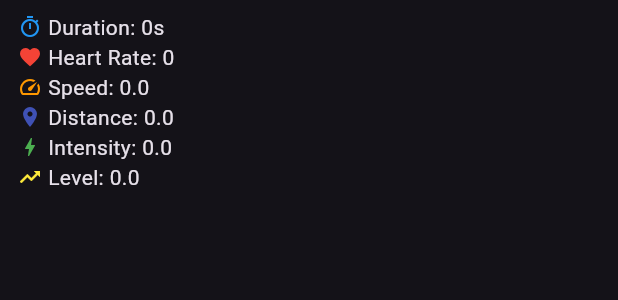
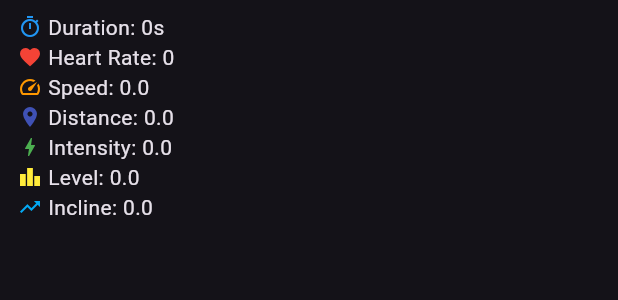
Before and after one commit to ZnZq/my_workout, a Flutter app: the CardioGoalTile widget shown alone on an empty page, opened directly with empty values, on a phone screen of 412 x 824 dp. Shown: the top 300 px of the screen. Run offline on Flutter 3.47's test engine with Material 3 defaults, Android fonts, the phone set to English and light mode, and no system bars; our stand-ins replace equatable, numberpicker, stop_watch_timer, timelines, vibration; missing offline and left inert: duration_picker, flutter_timer_countdown.

Commit message:
add incline

```diff
--- a/lib/data.dart
+++ b/lib/data.dart
@@ -57,8 +57,15 @@ class _Stat {
   );
   StatRangeData level = StatRangeData(
     name: 'Level',
+    icon: Icons.leaderboard,
+    color: Colors.yellow,
+    minValue: 0,
+    maxValue: 999,
+  );
+  StatRangeData incline = StatRangeData(
+    name: 'Incline',
     icon: Icons.trending_up,
-    color: Colors.yellow,
+    color: Colors.lightBlue,
     minValue: 0,
     maxValue: 999,
   );
--- a/lib/dialogs/goal/goal_cardio_dialog.dart
+++ b/lib/dialogs/goal/goal_cardio_dialog.dart
@@ -22,6 +22,7 @@ class _GoalCardioDialogState extends State<GoalCardioDialog>
   double distance = 0;
   double intensity = 0;
   double level = 0;
+  double incline = 0;
 
   @override
   void initState() {
@@ -31,6 +32,7 @@ class _GoalCardioDialogState extends State<GoalCardioDialog>
     distance = widget.goal.distance ?? ui.stat.distance.minValue + 0.0;
     intensity = widget.goal.intensity ?? ui.stat.intensity.minValue + 0.0;
     level = widget.goal.level ?? ui.stat.level.minValue + 0.0;
+    incline = widget.goal.incline ?? ui.stat.incline.minValue + 0.0;
 
     super.initState();
   }
@@ -46,7 +48,7 @@ class _GoalCardioDialogState extends State<GoalCardioDialog>
           shrinkWrap: true,
           crossAxisCount: 2,
           physics: NeverScrollableScrollPhysics(),
-          childAspectRatio: 1 / 1,
+          childAspectRatio: 1.25 / 1,
           children: [
             Opacity(
               opacity: duration != Duration.zero ? 1 : 0.5,
@@ -119,6 +121,18 @@ class _GoalCardioDialogState extends State<GoalCardioDialog>
                 maxValue: ui.stat.level.maxValue,
               ),
             ),
+            Opacity(
+              opacity: incline != ui.stat.incline.minValue + 0.0 ? 1 : 0.5,
+              child: NumStatTile<double>(
+                icon: ui.stat.incline.icon,
+                iconColor: ui.stat.incline.color,
+                title: ui.stat.incline.name,
+                value: incline,
+                onChanged: (value) => setState(() => incline = value),
+                minValue: ui.stat.incline.minValue,
+                maxValue: ui.stat.incline.maxValue,
+              ),
+            ),
           ],
         ),
       ),
@@ -153,6 +167,8 @@ class _GoalCardioDialogState extends State<GoalCardioDialog>
         : null;
     final level =
         this.level != ui.stat.level.minValue + 0.0 ? this.level : null;
+    final incline =
+        this.incline != ui.stat.incline.minValue + 0.0 ? this.incline : null;
 
     return CardioGoal(
       id: widget.goal.id,
@@ -162,6 +178,7 @@ class _GoalCardioDialogState extends State<GoalCardioDialog>
       distance: distance,
       intensity: intensity,
       level: level,
+      incline: incline,
     );
   }
 }
--- a/lib/models/goal.dart
+++ b/lib/models/goal.dart
@@ -137,6 +137,7 @@ class CardioGoal extends Goal {
   double? distance;
   double? intensity;
   double? level;
+  double? incline;
 
   CardioGoal({
     this.duration,
@@ -145,6 +146,7 @@ class CardioGoal extends Goal {
     this.distance,
     this.intensity,
     this.level,
+    this.incline,
     String? id,
   }) : super(id);
 
@@ -159,6 +161,7 @@ class CardioGoal extends Goal {
     distance = json['distance'] as double?;
     intensity = json['intensity'] as double?;
     level = json['level'] as double?;
+    incline = json.getOrDefault('incline', null) as double?;
   }
 
   actualizeFrom(CardioGoal goal, {bool copyValues = false}) {
@@ -180,6 +183,9 @@ class CardioGoal extends Goal {
     if (goal.level != null && level == null) {
       level = copyValues ? goal.level : 0;
     }
+    if (goal.incline != null && incline == null) {
+      incline = copyValues ? goal.incline : 0;
+    }
 
     if (goal.duration == null && duration != null) {
       duration = null;
@@ -199,6 +205,9 @@ class CardioGoal extends Goal {
     if (goal.level == null && level != null) {
       level = null;
     }
+    if (goal.incline == null && incline != null) {
+      incline = null;
+    }
   }
 
   @override
@@ -212,6 +221,7 @@ class CardioGoal extends Goal {
       'distance': distance,
       'intensity': intensity,
       'level': level,
+      'incline': incline,
     };
   }
 
@@ -225,6 +235,7 @@ class CardioGoal extends Goal {
       distance: distance,
       intensity: intensity,
       level: level,
+      incline: incline,
     );
   }
 
@@ -246,6 +257,9 @@ class CardioGoal extends Goal {
     }
     if (level != null) {
       level = 0;
+    }
+    if (incline != null) {
+      incline = 0;
     }
   }
 
@@ -276,10 +290,14 @@ class CardioGoal extends Goal {
       parts.add('Level: ${level!.toStringAsFixed(1)}');
     }
 
+    if (incline != null) {
+      parts.add('Incline: ${incline!.toStringAsFixed(1)}');
+    }
+
     return parts.join(', ');
   }
 
   @override
   List<Object?> get props =>
-      [id, duration, heartRate, speed, distance, intensity, level];
+      [id, duration, heartRate, speed, distance, intensity, level, incline];
 }
--- a/lib/pages/activity/activity_page.dart
+++ b/lib/pages/activity/activity_page.dart
@@ -341,6 +341,20 @@ class _ActivityPageState extends State<ActivityPage>
                 onChanged: (value) => setState(() => goal.actual.level = value),
               ),
             ],
+            if (goal.actual.incline != null) ...[
+              NumStatTile<double>(
+                icon: ui.stat.incline.icon,
+                iconColor: ui.stat.incline.color,
+                title: ui.stat.incline.name,
+                value: actual.incline!,
+                minValue: ui.stat.incline.minValue,
+                maxValue: ui.stat.incline.maxValue,
+                valueFormatter: (value) =>
+                    '${value.toStringAsFixed(1)} / ${goal.goal.incline!.toStringAsFixed(1)}',
+                onChanged: (value) =>
+                    setState(() => goal.actual.incline = value),
+              ),
+            ],
           ];
 
     return SingleChildScrollView(
@@ -368,6 +382,7 @@ class _ActivityPageState extends State<ActivityPage>
                     goal.actual.distance = goal.goal.distance;
                     goal.actual.intensity = goal.goal.intensity;
                     goal.actual.level = goal.goal.level;
+                    goal.actual.incline = goal.goal.incline;
                     initCardioStopWatchTimer(goal);
                   });
                 },
@@ -1082,6 +1097,13 @@ class _ActivityPageState extends State<ActivityPage>
             iconColor: ui.stat.level.color,
             endGap: 8,
           ),
+        if (goal.actual.incline != null)
+          IconText(
+            text: '${ui.stat.incline.name}: ${goal.actual.incline}',
+            icon: ui.stat.incline.icon,
+            iconColor: ui.stat.incline.color,
+            endGap: 8,
+          ),
       ],
     );
   }
--- a/lib/widgets/cardio_goal_progress_stats.dart
+++ b/lib/widgets/cardio_goal_progress_stats.dart
@@ -70,6 +70,14 @@ class CardioGoalProgressStats extends StatelessWidget {
                 iconColor: ui.stat.level.color,
                 endGap: 8,
               ),
+            if (goal.goal.incline != null)
+              IconText(
+                text:
+                    '${goal.actual.incline!.toStringAsFixed(1)}/${goal.goal.incline!.toStringAsFixed(1)}',
+                icon: ui.stat.incline.icon,
+                iconColor: ui.stat.incline.color,
+                endGap: 8,
+              ),
           ],
         ),
       ],
--- a/lib/widgets/cardio_goal_tile.dart
+++ b/lib/widgets/cardio_goal_tile.dart
@@ -80,6 +80,14 @@ class CardioGoalTile extends StatelessWidget {
                     iconColor: ui.stat.level.color,
                     endGap: 8,
                   ),
+                if (goal.incline != null)
+                  IconText(
+                    text:
+                        '${ui.stat.incline.name}: ${goal.incline!.toStringAsFixed(1)}',
+                    icon: ui.stat.incline.icon,
+                    iconColor: ui.stat.incline.color,
+                    endGap: 8,
+                  ),
               ],
             ),
           ],
```
Also changed, not shown: 1 other file.
